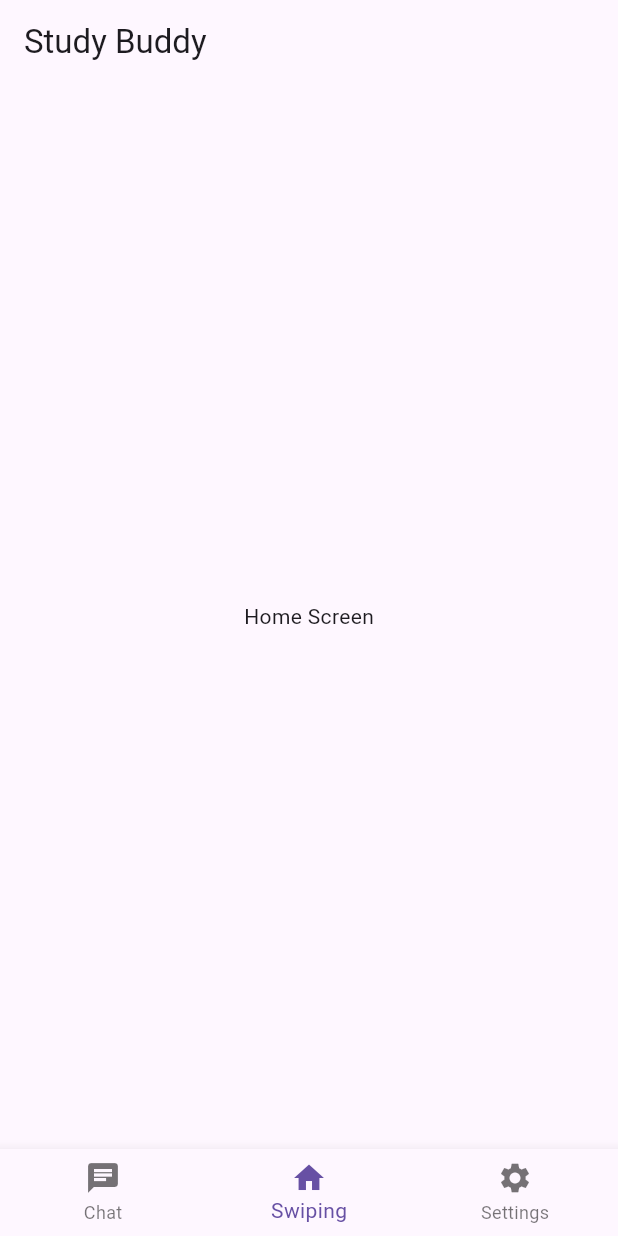
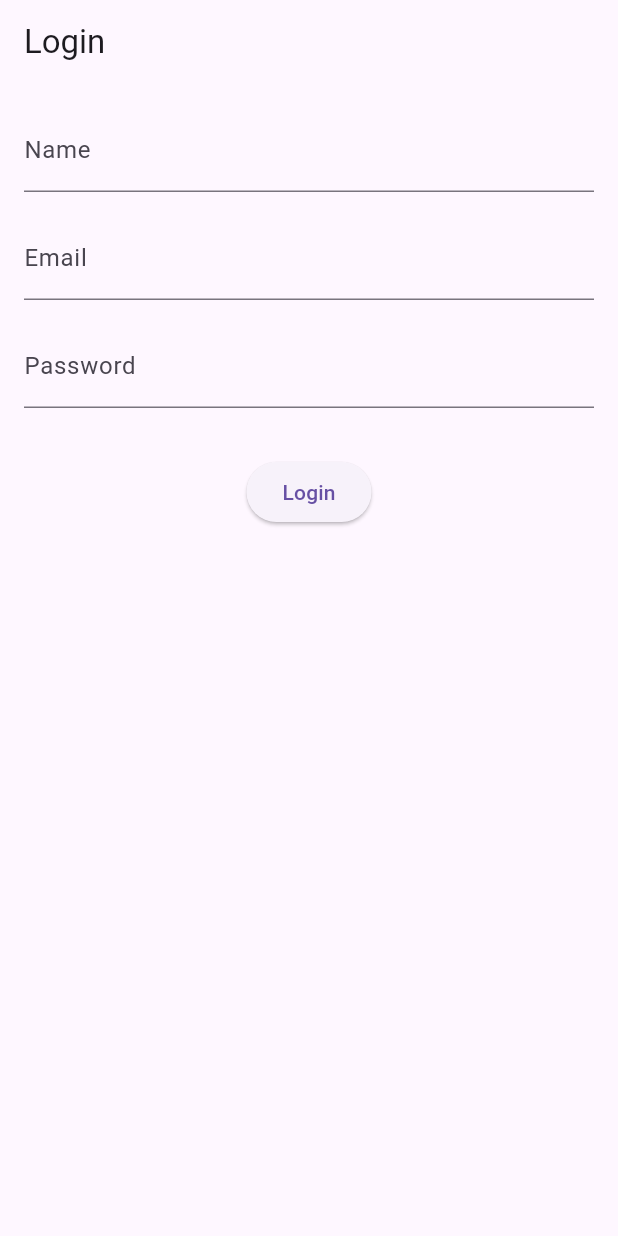
Before and after one commit to KaungHtut18/study-buddy, a Flutter app: the screen it shows after launch, on a phone screen of 412 x 824 dp. Run offline on Flutter 3.47's test engine with Material 3 defaults, Android fonts, the phone set to English and light mode, and no system bars.

Commit message:
add login screen

```diff
--- a/frontend/studybuddy/lib/main.dart
+++ b/frontend/studybuddy/lib/main.dart
@@ -1,4 +1,5 @@
 import 'package:flutter/material.dart';
+import 'package:studybuddy/ui/auth/login.dart';
 import 'package:studybuddy/ui/main_screen.dart';
 
 void main() {
@@ -12,7 +13,7 @@ class StudyBuddy extends StatelessWidget {
   Widget build(BuildContext context) {
     return MaterialApp(
       debugShowCheckedModeBanner: false,
-      home: const MainScreen(),
+      home: const Login(),
     );
   }
 }
--- a/frontend/studybuddy/lib/ui/auth/login.dart
+++ b/frontend/studybuddy/lib/ui/auth/login.dart
@@ -0,0 +1,92 @@
+import 'package:flutter/material.dart';
+
+class Login extends StatefulWidget {
+  const Login({super.key});
+
+  @override
+  State<Login> createState() => _LoginState();
+}
+
+class _LoginState extends State<Login> {
+  final key = GlobalKey<FormState>();
+  final nameController = TextEditingController();
+  final emailController = TextEditingController();
+  final passwordController = TextEditingController();
+
+  @override
+  void dispose() {
+    // TODO: implement dispose
+    super.dispose();
+    nameController.dispose();
+    emailController.dispose();
+    passwordController.dispose();
+  }
+
+  @override
+  Widget build(BuildContext context) {
+    return  Scaffold(
+      appBar: AppBar(
+        title: Text('Login'),
+      ),
+      body: SingleChildScrollView(
+        child: Padding(
+          padding: const EdgeInsets.all(16.0),
+          child: Form(
+            key: key,
+            child: Column(
+              children: [
+                TextFormField(
+                  controller: nameController,
+                  decoration: InputDecoration(
+                    labelText: 'Name',
+                  ),
+                  validator: (value) {
+                    if (value == null || value.isEmpty) {
+                      return 'Please enter your name';
+                    }
+                    return null;
+                  },
+                ),
+                SizedBox(height: 16.0),
+                TextFormField(
+                  controller: emailController,
+                  decoration: InputDecoration(
+                    labelText: 'Email',
+                  ),
+                  validator: (value) {
+                    if (value == null || value.isEmpty) {
+                      return 'Please enter your email';
+                    }
+                    return null;
+                  },
+                ),
+                SizedBox(height: 16.0),
+                TextFormField(
+                  controller: passwordController,
+                  decoration: InputDecoration(
+                    labelText: 'Password',
+                  ),
+                  obscureText: true,
+                  validator: (value) {
+                    if (value == null || value.isEmpty) {
+                      return 'Please enter your password';
+                    }
+                    return null;
+                  },
+                ),
+                SizedBox(height: 32.0),
+                ElevatedButton(
+                  onPressed: () {
+                    if (key.currentState!.validate()) {
+                      // Process data.
+                    }
+                  },
+                  child: Text('Login'),
+                ),
+              ],
+            ),
+          ),
+      ),
+    ));
+  }
+}
```
